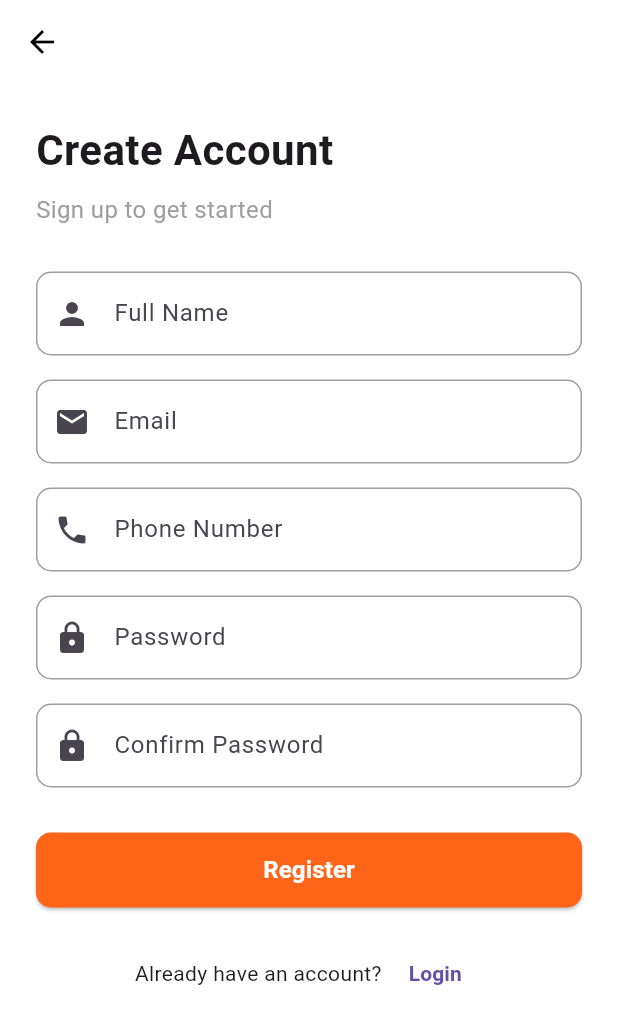
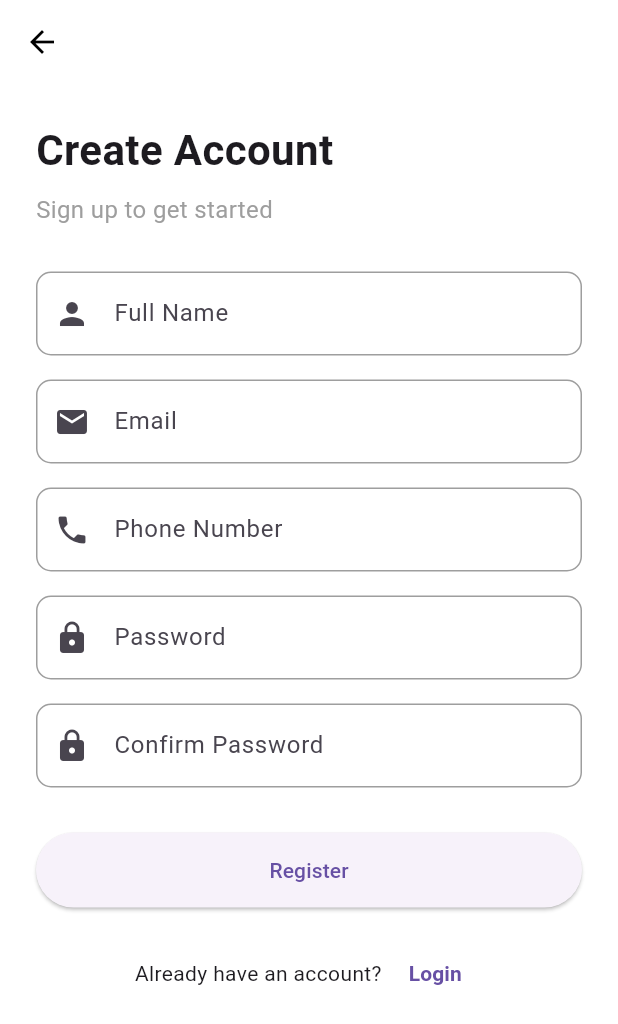
Before and after one commit to Manishhh10/Nivaas_Mobile, a Flutter app: the RegisterScreen screen opened directly, on a phone screen of 412 x 824 dp. Shown: the top 1024 px of the screen. Run offline on Flutter 3.47's test engine with Material 3 defaults, Android fonts, the phone set to English and light mode, and no system bars.

Commit message:
my_button updated to use thme_data

```diff
--- a/lib/widgets/my_button.dart
+++ b/lib/widgets/my_button.dart
@@ -3,15 +3,11 @@ import 'package:flutter/material.dart';
 class MyButton extends StatelessWidget {
   final String text;
   final VoidCallback onPressed;
-  final Color? backgroundColor;
-  final Color? textColor;
 
   const MyButton({
     super.key,
     required this.text,
     required this.onPressed,
-    this.backgroundColor,
-    this.textColor,
   });
 
   @override
@@ -21,20 +17,7 @@ class MyButton extends StatelessWidget {
       height: 50,
       child: ElevatedButton(
         onPressed: onPressed,
-        style: ElevatedButton.styleFrom(
-          backgroundColor: backgroundColor ?? const Color(0xFFFF6518),
-          shape: RoundedRectangleBorder(
-            borderRadius: BorderRadius.circular(10),
-          ),
-        ),
-        child: Text(
-          text,
-          style: TextStyle(
-            fontSize: 16,
-            color: textColor ?? Colors.white,
-            fontWeight: FontWeight.w600,
-          ),
-        ),
+        child: Text(text),
       ),
     );
   }
```
